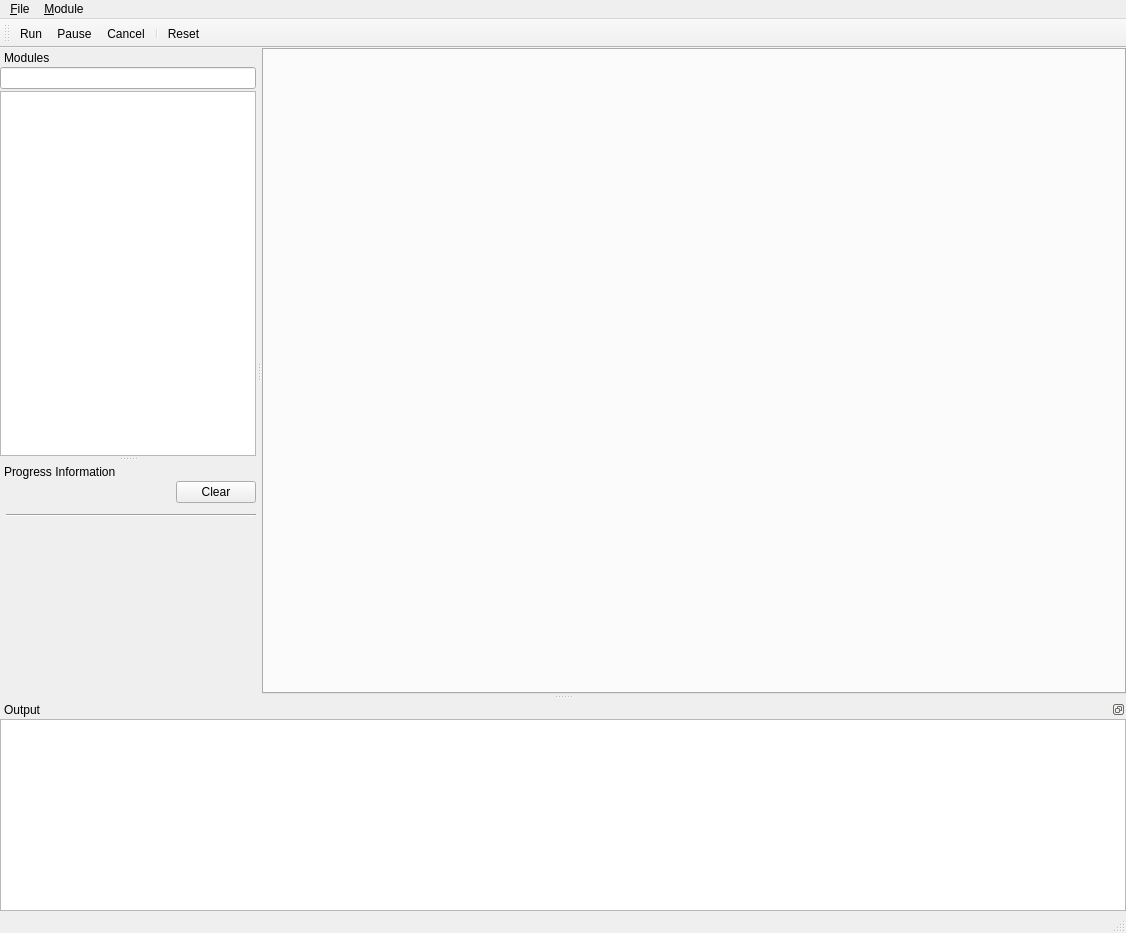
Before: the Qt Designer form Applications/ctkCommandLineModuleExplorer/ctkCmdLineModuleExplorerMainWindow.ui in commontk/CTK, drawn with Qt 5.
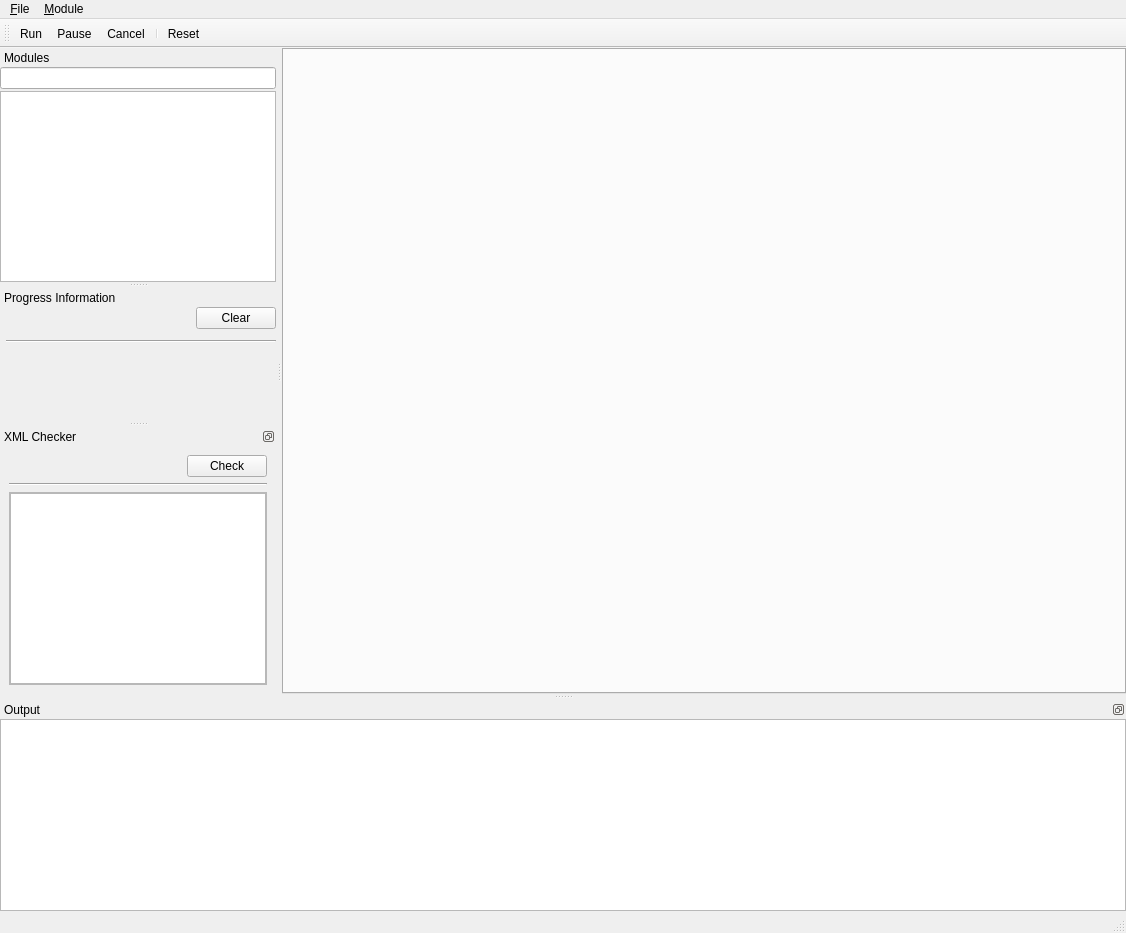
After: the same form once the commit is applied. Icons and pictures are not drawn. Custom widgets are drawn as their Qt base class.

Commit message: Added doc widget for XML checking

The edit to the form file:
```diff
--- a/Applications/ctkCommandLineModuleExplorer/ctkCmdLineModuleExplorerMainWindow.ui
+++ b/Applications/ctkCommandLineModuleExplorer/ctkCmdLineModuleExplorerMainWindow.ui
@@ -17,7 +17,7 @@
    <set>QMainWindow::AllowNestedDocks|QMainWindow::AllowTabbedDocks|QMainWindow::AnimatedDocks</set>
   </property>
   <widget class="QWidget" name="centralwidget">
-   <layout class="QHBoxLayout" name="horizontalLayout">
+   <layout class="QVBoxLayout" name="verticalLayout_6">
     <property name="margin">
      <number>0</number>
     </property>
@@ -90,6 +90,15 @@
    <addaction name="actionReset"/>
   </widget>
   <widget class="QDockWidget" name="dockWidget">
+   <property name="sizePolicy">
+    <sizepolicy hsizetype="Preferred" vsizetype="Preferred">
+     <horstretch>0</horstretch>
+     <verstretch>0</verstretch>
+    </sizepolicy>
+   </property>
+   <property name="floating">
+    <bool>false</bool>
+   </property>
    <property name="features">
     <set>QDockWidget::NoDockWidgetFeatures</set>
    </property>
@@ -203,7 +212,7 @@
              <x>0</x>
              <y>0</y>
              <width>250</width>
-             <height>208</height>
+             <height>144</height>
             </rect>
            </property>
            <layout class="QVBoxLayout" name="verticalLayout_5">
@@ -274,6 +283,83 @@
     </layout>
    </widget>
   </widget>
+  <widget class="QDockWidget" name="dockWidget_4">
+   <property name="sizePolicy">
+    <sizepolicy hsizetype="Preferred" vsizetype="MinimumExpanding">
+     <horstretch>0</horstretch>
+     <verstretch>0</verstretch>
+    </sizepolicy>
+   </property>
+   <property name="features">
+    <set>QDockWidget::DockWidgetFloatable|QDockWidget::DockWidgetMovable</set>
+   </property>
+   <property name="windowTitle">
+    <string>XML Checker</string>
+   </property>
+   <attribute name="dockWidgetArea">
+    <number>1</number>
+   </attribute>
+   <widget class="QWidget" name="dockWidgetContents_4">
+    <layout class="QVBoxLayout" name="verticalLayout_7">
+     <item>
+      <layout class="QHBoxLayout" name="horizontalLayout_3">
+       <item>
+        <spacer name="horizontalSpacer_2">
+         <property name="orientation">
+          <enum>Qt::Horizontal</enum>
+         </property>
+         <property name="sizeHint" stdset="0">
+          <size>
+           <width>40</width>
+           <height>20</height>
+          </size>
+         </property>
+        </spacer>
+       </item>
+       <item>
+        <widget class="QPushButton" name="pushButton">
+         <property name="text">
+          <string>Check</string>
+         </property>
+        </widget>
+       </item>
+      </layout>
+     </item>
+     <item>
+      <widget class="Line" name="line_2">
+       <property name="orientation">
+        <enum>Qt::Horizontal</enum>
+       </property>
+      </widget>
+     </item>
+     <item>
+      <widget class="QScrollArea" name="scrollArea_2">
+       <property name="widgetResizable">
+        <bool>true</bool>
+       </property>
+       <widget class="QWidget" name="scrollAreaWidgetContents">
+        <property name="geometry">
+         <rect>
+          <x>0</x>
+          <y>0</y>
+          <width>230</width>
+          <height>108</height>
+         </rect>
+        </property>
+        <layout class="QHBoxLayout" name="horizontalLayout">
+         <property name="margin">
+          <number>0</number>
+         </property>
+         <item>
+          <widget class="QPlainTextEdit" name="plainTextEdit"/>
+         </item>
+        </layout>
+       </widget>
+      </widget>
+     </item>
+    </layout>
+   </widget>
+  </widget>
   <action name="actionRun">
    <property name="icon">
     <iconset resource="resources/ctkCmdLineModuleExplorer.qrc">
```
